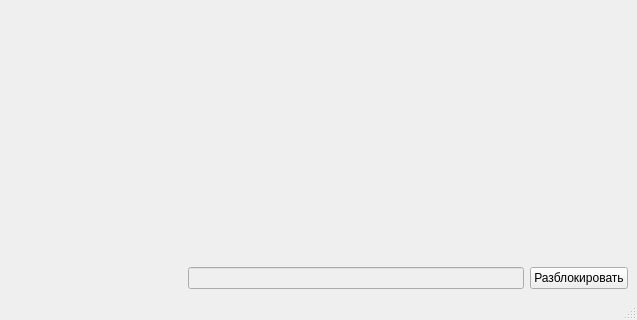
The window that main.ui (GRusl/MapsAPI) describes before a commit, drawn with Qt 5; both pictures show x 163 to 800 and y 280 to 600 of the 800 by 600 pixel window.
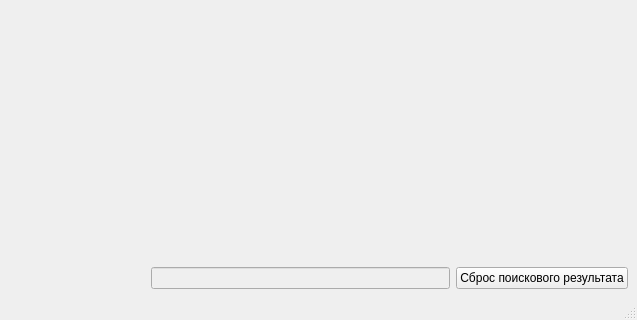
The same window after the commit.

Commit message: Большая задача по Maps API. Часть №7

```diff
--- a/main.ui
+++ b/main.ui
@@ -89,7 +89,7 @@
     <item row="1" column="2">
      <widget class="QPushButton" name="search">
       <property name="text">
-       <string>Разблокировать</string>
+       <string>Сброс поискового результата</string>
       </property>
      </widget>
     </item>
```
The commit also changes 1 other file.
